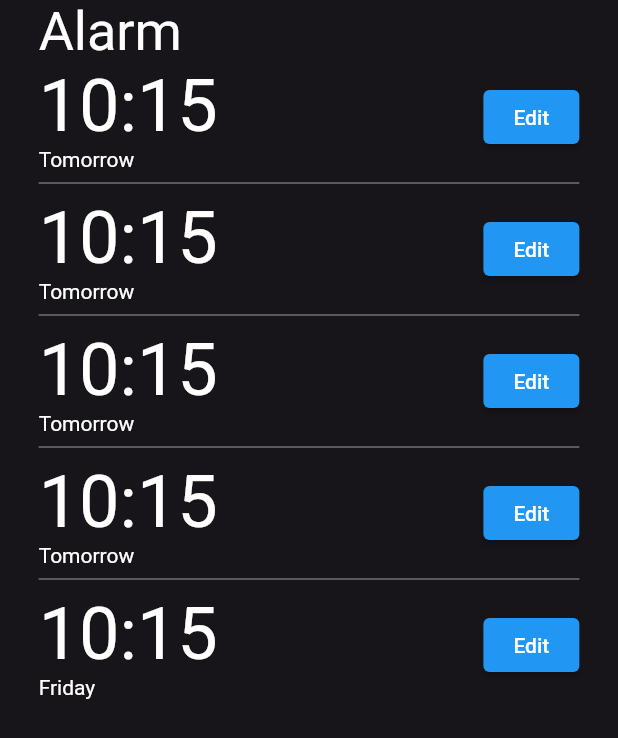
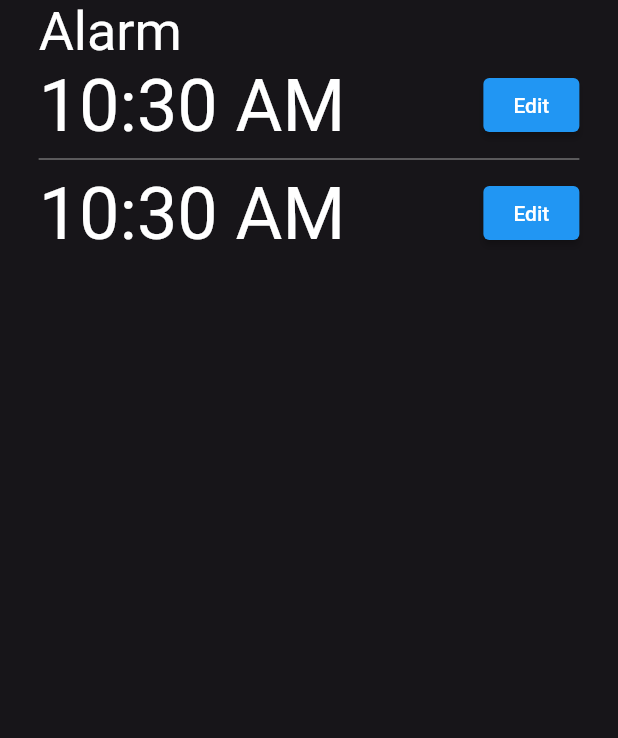
Before and after one commit to RabowNicholas/fife, a Flutter app: the screen it shows after launch, on a phone screen of 412 x 824 dp. Shown: the top 738 px of the screen. Run offline on Flutter 3.47's test engine with Material 2 defaults, Android fonts, the light colour scheme and no system bars; our stand-ins replace equatable, get_it; Roboto replaces fonts that are missing (Good Sans).

Commit message:
clean up structure

```diff
--- a/lib/alarm/alarm_page.dart
+++ /dev/null
@@ -1,154 +0,0 @@
-import 'package:equatable/equatable.dart';
-import 'package:fife/alarm/edit_alarm_sheet.dart';
-import 'package:fife/common/text_writer.dart';
-import 'package:fife/fife_page.dart';
-import 'package:fife/style.dart';
-import 'package:flutter/cupertino.dart';
-import 'package:flutter/material.dart';
-
-class AlarmPreviewModel extends Equatable {
-  const AlarmPreviewModel({
-    required this.hour,
-    required this.minute,
-    required this.nextTrigger,
-  });
-
-  final String hour;
-  final String minute;
-  final String nextTrigger;
-  @override
-  List<Object?> get props => [
-        hour,
-        minute,
-        nextTrigger,
-      ];
-}
-
-class MyHomePage extends StatefulWidget {
-  @override
-  _MyHomePageState createState() => _MyHomePageState();
-}
-
-class _MyHomePageState extends State<MyHomePage>
-    with SingleTickerProviderStateMixin {
-  late AnimationController _animationController;
-
-  @override
-  void initState() {
-    _animationController = AnimationController(
-      vsync: this,
-      duration: Duration(milliseconds: 500),
-    );
-    super.initState();
-  }
-
-  @override
-  Widget build(BuildContext context) {
-    return Scaffold(
-        body: Container(
-      child: Column(
-        children: <Widget>[
-          CupertinoFullscreenDialogTransition(
-            primaryRouteAnimation: _animationController,
-            secondaryRouteAnimation: _animationController,
-            linearTransition: true,
-            child: Center(
-              child: Container(
-                color: Colors.blueGrey,
-                width: 1000,
-                height: 300,
-              ),
-            ),
-          ),
-          Row(
-            mainAxisAlignment: MainAxisAlignment.spaceAround,
-            children: <Widget>[
-              ElevatedButton(
-                onPressed: () => _animationController.forward(),
-                child: Text('Forward'),
-              ),
-              ElevatedButton(
-                onPressed: () => _animationController.reverse(),
-                child: Text('Reverse'),
-              ),
-            ],
-          ),
-        ],
-      ),
-    ));
-  }
-}
-
-class AlarmPage extends FifePage {
-  const AlarmPage({super.key});
-
-  final alarms = const [
-    AlarmPreviewModel(hour: '10', minute: '15', nextTrigger: 'Tomorrow'),
-    AlarmPreviewModel(hour: '10', minute: '15', nextTrigger: 'Tomorrow'),
-    AlarmPreviewModel(hour: '10', minute: '15', nextTrigger: 'Tomorrow'),
-    AlarmPreviewModel(hour: '10', minute: '15', nextTrigger: 'Tomorrow'),
-    AlarmPreviewModel(hour: '10', minute: '15', nextTrigger: 'Friday'),
-  ];
-
-  @override
-  Widget content(BuildContext context) {
-    return Column(
-      crossAxisAlignment: CrossAxisAlignment.start,
-      children: [
-        TextWriter(
-          text: "Alarm",
-          style: FifeTheme().textScheme.large,
-        ),
-        Expanded(
-          child: ListView.separated(
-            itemCount: alarms.length,
-            itemBuilder: (c, i) {
-              return _AlarmPreview(alarms[i]);
-            },
-            separatorBuilder: (c, i) {
-              return Divider(color: FifeTheme().colorScheme.grey);
-            },
-          ),
-        ),
-      ],
-    );
-  }
-}
-
-class _AlarmPreview extends StatelessWidget {
-  const _AlarmPreview(this.alarm);
-
-  final AlarmPreviewModel alarm;
-
-  @override
-  Widget build(BuildContext context) {
-    return Row(
-      mainAxisAlignment: MainAxisAlignment.spaceBetween,
-      children: [
-        Column(
-          crossAxisAlignment: CrossAxisAlignment.start,
-          children: [
-            TextWriter(
-              text: '${alarm.hour}:${alarm.minute}',
-              style: FifeTheme().textScheme.xlarge,
-            ),
-            TextWriter(text: alarm.nextTrigger),
-          ],
-        ),
-        ElevatedButton(
-          onPressed: () {
-            Scaffold.of(context).showBottomSheet(
-              backgroundColor: Colors.transparent,
-              (context) {
-                return const EditAlarmSheet();
-              },
-            );
-          },
-          child: const Text(
-            'Edit',
-          ),
-        ),
-      ],
-    );
-  }
-}
--- a/lib/app_root.dart
+++ b/lib/app_root.dart
@@ -1,4 +1,4 @@
-import 'package:fife/alarm/alarm_page.dart';
+import 'package:fife/ui/alarm/alarm_page.dart';
 import 'package:flutter/material.dart';
 
 class AppRoot extends StatelessWidget {
@@ -7,7 +7,7 @@ class AppRoot extends StatelessWidget {
   @override
   Widget build(BuildContext context) {
     return MaterialApp(
-      home: const AlarmPage(),
+      home: AlarmPage(),
       theme: ThemeData.dark(),
       routes: routes,
     );
@@ -15,7 +15,7 @@ class AppRoot extends StatelessWidget {
 
   Map<String, Widget Function(BuildContext context)> get routes {
     return {
-      '/alarm': (c) => const AlarmPage(),
+      '/alarm': (c) => AlarmPage(),
     };
   }
 }
--- a/lib/fife_page.dart
+++ b/lib/fife_page.dart
@@ -6,7 +6,6 @@ abstract class FifePage extends StatelessWidget {
   const FifePage({super.key});
 
   Widget content(BuildContext context);
-  Widget? bottomSheet(BuildContext context) => null;
 
   @override
   Widget build(BuildContext context) {
@@ -24,3 +23,19 @@ abstract class FifePage extends StatelessWidget {
     );
   }
 }
+
+class RootWidget extends StatefulWidget {
+  @override
+  State<StatefulWidget> createState() {
+    // TODO: implement createState
+    throw UnimplementedError();
+  }
+}
+
+class _RootWidgetState extends State<RootWidget> {
+  @override
+  Widget build(BuildContext context) {
+    // TODO: implement build
+    throw UnimplementedError();
+  }
+}
--- /dev/null
+++ b/lib/service/models.dart
@@ -0,0 +1,97 @@
+import 'package:equatable/equatable.dart';
+
+class AlarmModel extends Equatable {
+  const AlarmModel({
+    required this.time,
+    required this.schedule,
+    required this.music,
+  });
+
+  final DateTime time;
+  final Schedule schedule;
+  final Music music;
+
+  @override
+  List<Object?> get props => [
+        time,
+        schedule,
+        music,
+      ];
+}
+
+class Schedule extends Equatable {
+  const Schedule({
+    this.sunday = true,
+    this.monday = true,
+    this.tuesday = true,
+    this.wednesday = true,
+    this.thursday = true,
+    this.friday = true,
+    this.saturday = true,
+  });
+
+  final bool sunday;
+  final bool monday;
+  final bool tuesday;
+  final bool wednesday;
+  final bool thursday;
+  final bool friday;
+  final bool saturday;
+
+  @override
+  List<Object?> get props => [
+        sunday,
+        monday,
+        tuesday,
+        wednesday,
+        thursday,
+        friday,
+        saturday,
+      ];
+}
+
+class Music extends Equatable {
+  const Music({
+    required this.provider,
+    this.albumArtUrl,
+    required this.artist,
+    required this.title,
+    required this.duration,
+  });
+
+  final StreamingService provider;
+  final String? albumArtUrl;
+  final String artist;
+  final String title;
+  final TimeDuration duration;
+  @override
+  List<Object?> get props => [
+        provider,
+        albumArtUrl,
+        artist,
+        title,
+        duration,
+      ];
+}
+
+class TimeDuration extends Equatable {
+  const TimeDuration({
+    required this.start,
+    required this.end,
+  });
+
+  final double start;
+  final double end;
+
+  @override
+  List<Object?> get props => [
+        start,
+        end,
+      ];
+}
+
+enum StreamingService {
+  amazon,
+  spotify,
+  apple,
+}
--- /dev/null
+++ b/lib/ui/alarm/alarm_page.dart
@@ -0,0 +1,108 @@
+import 'package:fife/service/models.dart';
+import 'package:fife/ui/alarm/edit_alarm_sheet.dart';
+import 'package:fife/ui/common/text_writer.dart';
+import 'package:fife/fife_page.dart';
+import 'package:fife/style.dart';
+import 'package:flutter/material.dart';
+
+class AlarmPage extends FifePage {
+  AlarmPage({super.key});
+
+  final alarms = [
+    AlarmModel(
+      time: DateTime.now(),
+      schedule: const Schedule(),
+      music: const Music(
+        provider: StreamingService.spotify,
+        artist: 'Russ',
+        title: 'Pull the Trigger',
+        duration: TimeDuration(start: 0, end: 100),
+      ),
+    ),
+    AlarmModel(
+      time: DateTime.now(),
+      schedule: const Schedule(),
+      music: const Music(
+        provider: StreamingService.spotify,
+        artist: 'Russ',
+        title: 'Pull the Trigger',
+        duration: TimeDuration(start: 0, end: 100),
+      ),
+    ),
+  ];
+
+  @override
+  Widget content(BuildContext context) {
+    return Column(
+      crossAxisAlignment: CrossAxisAlignment.start,
+      children: [
+        TextWriter(
+          text: "Alarm",
+          style: FifeTheme().textScheme.large,
+        ),
+        Expanded(
+          child: ListView.separated(
+            itemCount: alarms.length,
+            itemBuilder: (c, i) {
+              return _AlarmPreview(alarms[i]);
+            },
+            separatorBuilder: (c, i) {
+              return Divider(color: FifeTheme().colorScheme.grey);
+            },
+          ),
+        ),
+      ],
+    );
+  }
+}
+
+class _AlarmPreview extends StatelessWidget {
+  const _AlarmPreview(this.alarm);
+
+  final AlarmModel alarm;
+
+  @override
+  Widget build(BuildContext context) {
+    return Row(
+      mainAxisAlignment: MainAxisAlignment.spaceBetween,
+      children: [
+        Column(
+          crossAxisAlignment: CrossAxisAlignment.start,
+          children: [
+            TextWriter(
+              text: TimeHelper.prettify(alarm.time, false),
+              style: FifeTheme().textScheme.xlarge,
+            ),
+          ],
+        ),
+        ElevatedButton(
+          onPressed: () {
+            Scaffold.of(context).showBottomSheet(
+              backgroundColor: Colors.transparent,
+              (context) {
+                return const EditAlarmSheet();
+              },
+            );
+          },
+          child: const Text(
+            'Edit',
+          ),
+        ),
+      ],
+    );
+  }
+}
+
+class TimeHelper {
+  static String prettify(DateTime time, bool militaryTime) {
+    String hour;
+    String minute = time.minute.toString();
+    bool isAm = time.hour <= 12;
+    if (militaryTime || isAm) {
+      hour = time.hour.toString();
+    } else {
+      hour = (time.hour - 12).toString();
+    }
+    return '$hour:$minute${militaryTime ? '' : isAm ? ' AM' : ' PM'}';
+  }
+}
--- a/lib/alarm/edit_alarm_sheet.dart
+++ b/lib/ui/alarm/edit_alarm_sheet.dart
@@ -1,6 +1,6 @@
-import 'package:fife/common/clickable_widget.dart';
-import 'package:fife/common/spacing.dart';
-import 'package:fife/common/text_writer.dart';
+import 'package:fife/ui/common/clickable_widget.dart';
+import 'package:fife/ui/common/spacing.dart';
+import 'package:fife/ui/common/text_writer.dart';
 import 'package:fife/style.dart';
 import 'package:flutter/cupertino.dart';
 import 'package:flutter/material.dart';
```
Also changed, not shown: lib/ui/common/clickable_widget.dart (renamed from lib/common/clickable_widget.dart), lib/ui/common/spacing.dart (renamed from lib/common/spacing.dart), lib/ui/common/text_writer.dart (renamed from lib/common/text_writer.dart).
